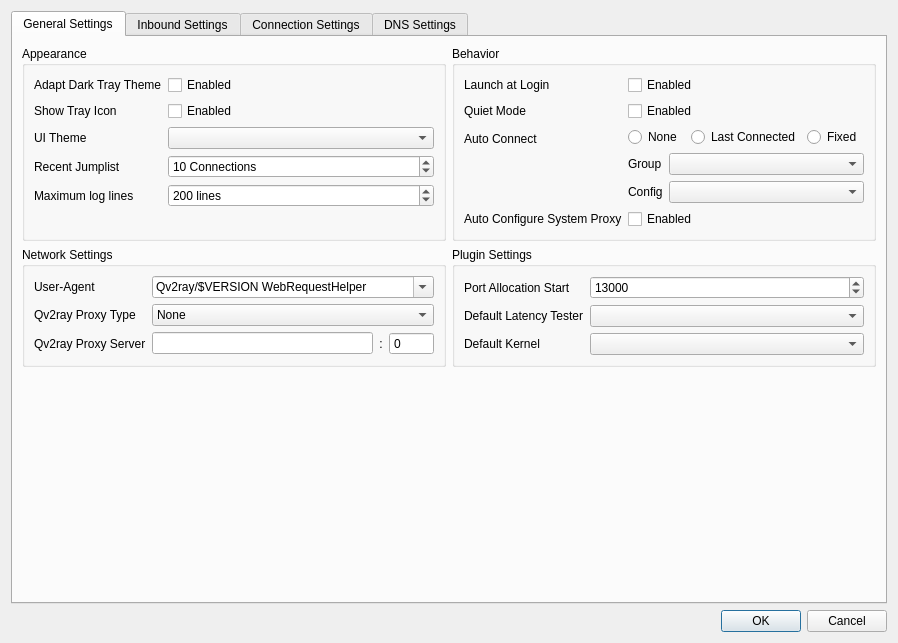
The window that src/ui/windows/w_PreferencesWindow.ui (dyhkwong/Qv2ray) describes before a commit, drawn with Qt 5.
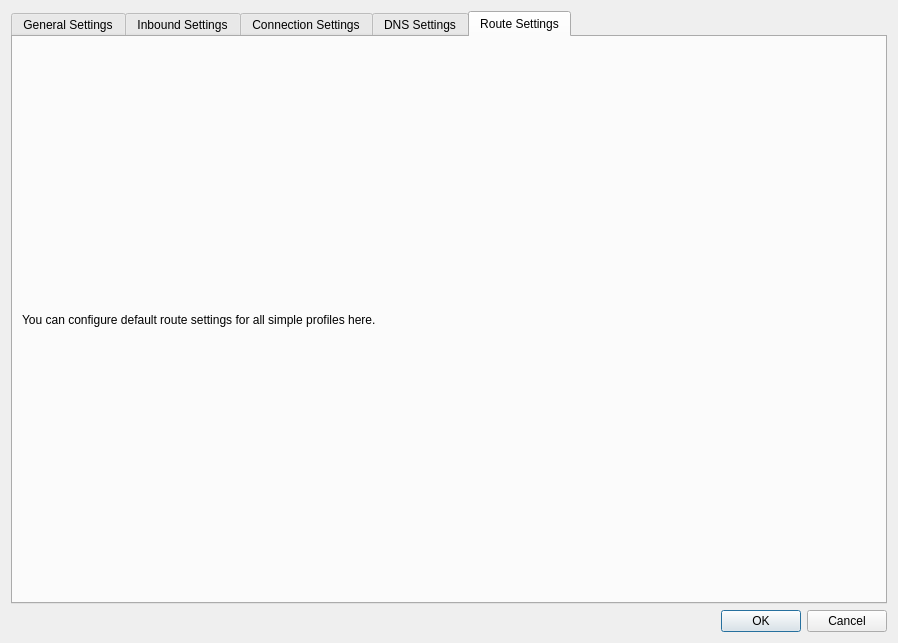
The same window after the commit. The open tabs and pages were chosen to show the change.

Commit message:
some route-related breaking changes
🤮💩⛰️

Diff of the .ui file:
```diff
--- a/src/ui/windows/w_PreferencesWindow.ui
+++ b/src/ui/windows/w_PreferencesWindow.ui
@@ -1137,6 +1137,23 @@
        </item>
       </layout>
      </widget>
+     <widget class="QWidget" name="tab1">
+      <attribute name="title">
+       <string>Route Settings</string>
+      </attribute>
+      <layout class="QVBoxLayout" name="verticalLayout1" stretch="0,1">
+       <item>
+        <widget class="QLabel" name="label_23">
+         <property name="text">
+          <string>You can configure default route settings for all simple profiles here.</string>
+         </property>
+        </widget>
+       </item>
+       <item>
+        <layout class="QGridLayout" name="routeSettingsLayout"/>
+       </item>
+      </layout>
+     </widget>
     </widget>
    </item>
   </layout>
```
The commit also changes 14 other files.
